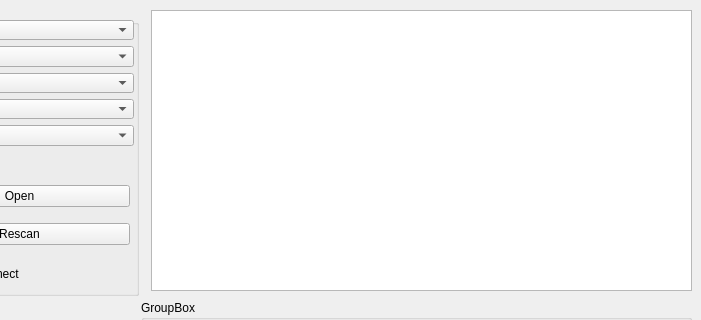
Old version of the form Gui/Win/QWinMainWindowTerminal.ui in the repository hound672/QTerminal; both pictures show x 99 to 800 and y 0 to 320 of the 800 by 600 pixel window.
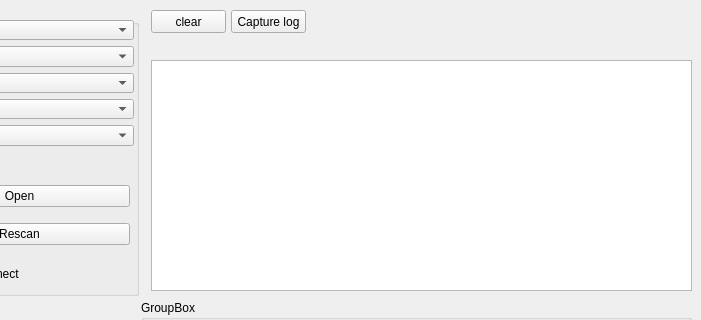
New version of the form.

Commit message: Реализован механизим отправки файла в порт. Добавлена кнопка очистки лога.

The edit to the form file:
```diff
--- a/Gui/Win/QWinMainWindowTerminal.ui
+++ b/Gui/Win/QWinMainWindowTerminal.ui
@@ -148,9 +148,9 @@
     <property name="geometry">
      <rect>
       <x>250</x>
-      <y>10</y>
+      <y>60</y>
       <width>541</width>
-      <height>281</height>
+      <height>231</height>
      </rect>
     </property>
     <property name="lineWrapMode">
@@ -225,6 +225,32 @@
      </property>
     </widget>
    </widget>
+   <widget class="QPushButton" name="btnClear">
+    <property name="geometry">
+     <rect>
+      <x>250</x>
+      <y>10</y>
+      <width>75</width>
+      <height>23</height>
+     </rect>
+    </property>
+    <property name="text">
+     <string>clear</string>
+    </property>
+   </widget>
+   <widget class="QPushButton" name="btnCaptureLog">
+    <property name="geometry">
+     <rect>
+      <x>330</x>
+      <y>10</y>
+      <width>75</width>
+      <height>23</height>
+     </rect>
+    </property>
+    <property name="text">
+     <string>Capture log</string>
+    </property>
+   </widget>
   </widget>
   <widget class="QMenuBar" name="menubar">
    <property name="geometry">
```
The commit also changes 4 other files.
